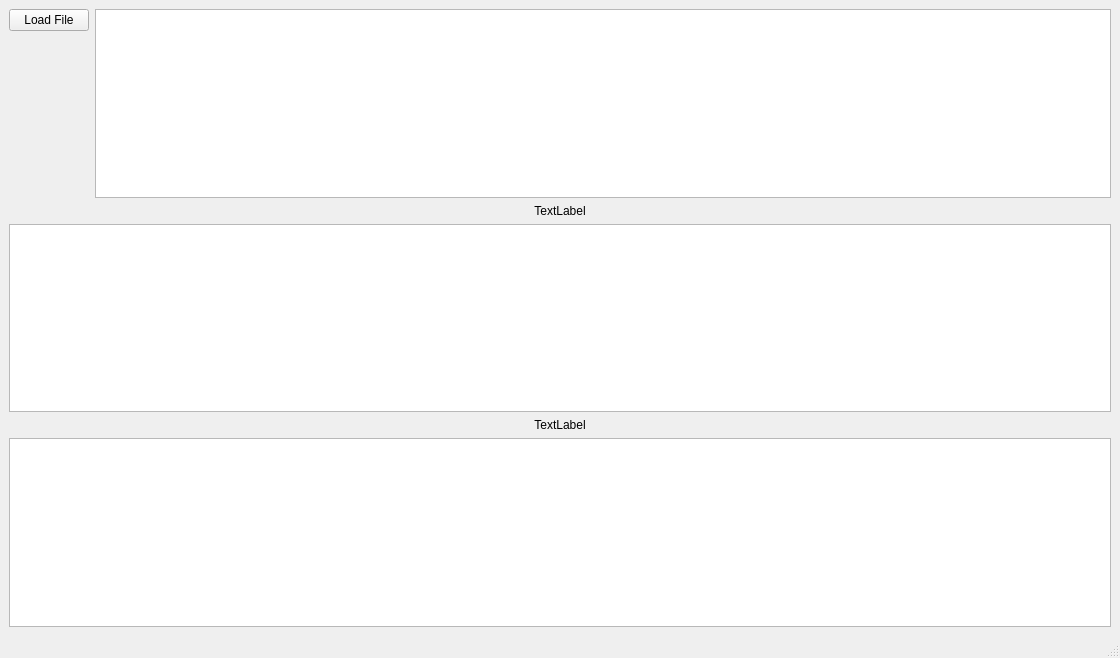
Qt form Offizielle Version/mainwindow.ui (fabian2798/Arbeitszeitkonto) before a commit.
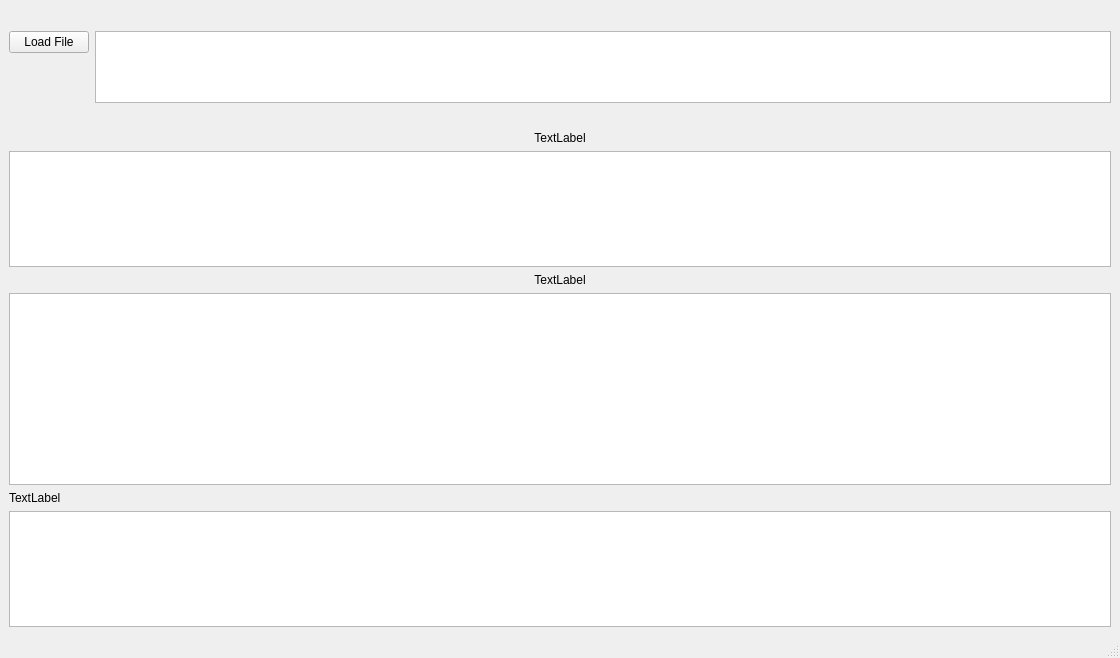
The same form after that commit.

What changed in the file:
```diff
--- a/Offizielle Version/mainwindow.ui
+++ b/Offizielle Version/mainwindow.ui
@@ -25,7 +25,11 @@
        </widget>
       </item>
       <item row="0" column="1">
-       <widget class="QListWidget" name="listWidget"/>
+       <widget class="QListWidget" name="listWidget">
+        <property name="sizeAdjustPolicy">
+         <enum>QAbstractScrollArea::AdjustToContents</enum>
+        </property>
+       </widget>
       </item>
      </layout>
     </item>
@@ -37,7 +41,11 @@
      </widget>
     </item>
     <item>
-     <widget class="QListWidget" name="listWidget_2"/>
+     <widget class="QListWidget" name="listWidget_2">
+      <property name="sizeAdjustPolicy">
+       <enum>QAbstractScrollArea::AdjustToContents</enum>
+      </property>
+     </widget>
     </item>
     <item>
      <widget class="QLabel" name="tag_view">
@@ -49,6 +57,26 @@
     <item>
      <widget class="QListWidget" name="listWidget_3"/>
     </item>
+    <item>
+     <widget class="QLabel" name="db_view">
+      <property name="text">
+       <string>TextLabel</string>
+      </property>
+     </widget>
+    </item>
+    <item>
+     <widget class="QTableView" name="tableView">
+      <property name="sizeAdjustPolicy">
+       <enum>QAbstractScrollArea::AdjustToContents</enum>
+      </property>
+      <attribute name="horizontalHeaderHighlightSections">
+       <bool>false</bool>
+      </attribute>
+      <attribute name="verticalHeaderCascadingSectionResizes">
+       <bool>false</bool>
+      </attribute>
+     </widget>
+    </item>
    </layout>
   </widget>
   <widget class="QMenuBar" name="menubar">
```
